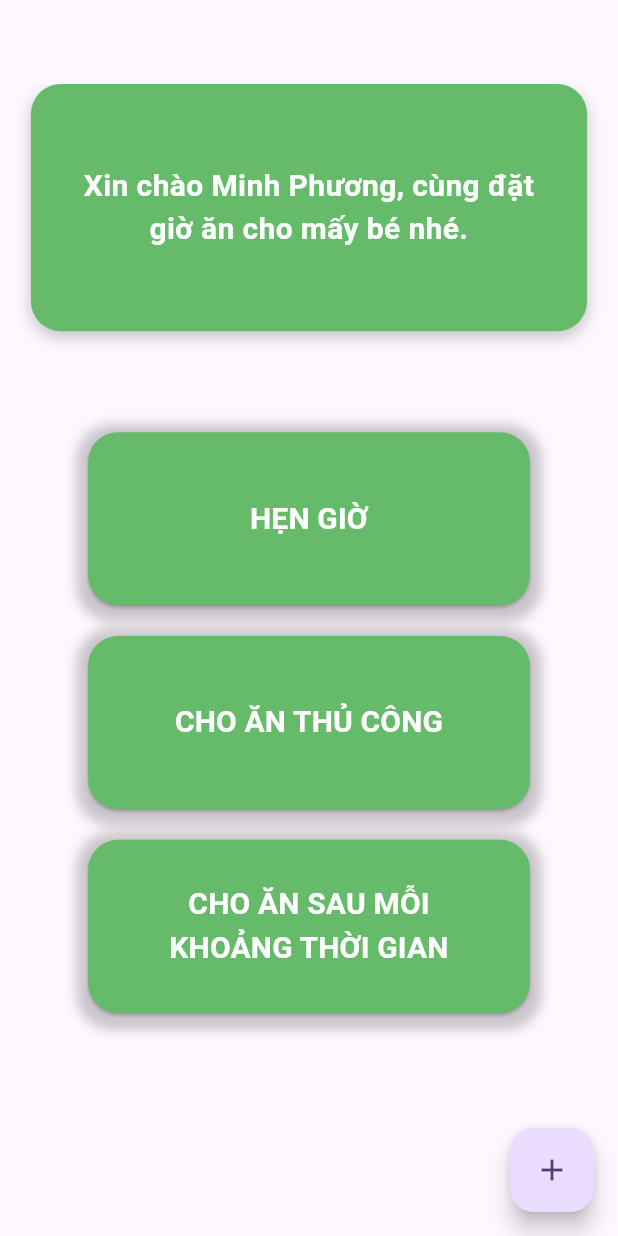
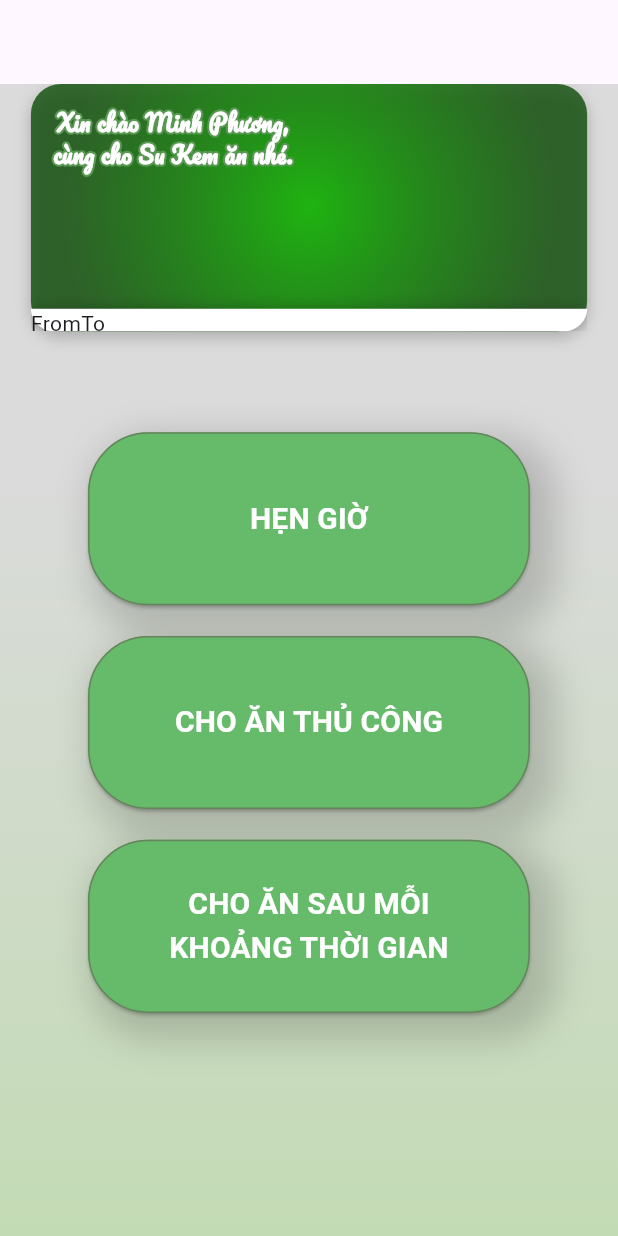
Before and after one commit to phihungggg/Cat-Feeder, a Flutter app: the screen it shows after launch, on a phone screen of 412 x 824 dp. Run offline on Flutter 3.47's test engine with Material 3 defaults, Android fonts, the phone set to English and light mode, and no system bars; drawn by our look-alikes of sliding_up_panel; Roboto replaces fonts that are missing (Faustina).

Commit message:
11 gio 48

```diff
--- a/lib/element_for_main_page/Greenbutton.dart
+++ b/lib/element_for_main_page/Greenbutton.dart
@@ -32,13 +32,14 @@ class Greenbutton extends StatelessWidget {
       child:Container(
   padding: const EdgeInsets.all(8), // khoảng cách ngoài button
   decoration: BoxDecoration(
-    borderRadius: BorderRadius.circular(24),
+    borderRadius: BorderRadius.circular(40),
     boxShadow: [
-      BoxShadow(
-        color: Colors.black.withOpacity(0.2),
-        blurRadius: 6,
-        offset: const Offset(0, 3),
-      ),
+     BoxShadow(
+  color: Colors.black.withValues(alpha: 0.17), // 25%
+  blurRadius: 20, // Blur
+  offset: const Offset(10, 10), // X:0, Y:4
+  spreadRadius: 0, // Spread
+),
     ],
   ),
   child: SizedBox(
@@ -50,7 +51,11 @@ class Greenbutton extends StatelessWidget {
         backgroundColor: Colors.green[400],
        // padding: const EdgeInsets.symmetric(horizontal: 12, vertical: 6),
         shape: RoundedRectangleBorder(
-          borderRadius: BorderRadius.circular(20),
+          borderRadius: BorderRadius.circular(40),
+          side: const BorderSide(
+      color: Color(0xFF65835C), // màu stroke (theo Figma bạn gửi)
+      width: 1, // độ dày stroke
+    ),
         ),
       ),
       child: Text(
--- /dev/null
+++ b/lib/element_for_main_page/Greenbutton_other_components/Sliding_page.dart
@@ -0,0 +1,58 @@
+
+import 'package:flutter/material.dart';
+
+import 'package:sliding_up_panel/sliding_up_panel.dart';
+
+
+
+class SlidingPage extends StatelessWidget {
+  const SlidingPage({super.key,required this.height,required this.width});
+
+
+
+  final double width ;
+
+  final double height;
+
+
+
+  @override
+  Widget build(BuildContext context) {
+    return Container(
+      width:  width,
+      height: height,
+      child: SlidingUpPanel(
+        minHeight:  15.0,
+        maxHeight: height/2,
+        borderRadius: BorderRadius.vertical(bottom: Radius.circular(20)),
+        panel: Column(
+      children: [
+       Row(
+
+
+        children: [
+
+          Text('From'),
+          Text('To'),
+
+        ],
+
+       ),
+
+       Row(
+        children: [
+
+
+
+        ],
+
+       ),
+      ],
+        ),
+        body: Center(
+      child: Text("Xin chào Minh Phương"),
+        ),
+      ),
+    );
+}
+}
--- a/lib/element_for_main_page/Greencard.dart
+++ b/lib/element_for_main_page/Greencard.dart
@@ -1,7 +1,7 @@
 import 'package:flutter/material.dart';
 
 
-
+import 'Greenbutton_other_components/Sliding_page.dart';
 
 // Start: modify input data before put it into widget
 class GreenCard_Input_modified {
@@ -45,11 +45,27 @@ class GreenCard extends StatelessWidget {
   @override
   Widget build(BuildContext context) {
     return Center(
-      child: Container(
+      child: Stack(
+        children: [Container(
+          padding:EdgeInsets.only(left: 15,top:15),
           width: width,
         height: height, // chiều cao
           decoration: BoxDecoration(
-          color: Colors.green[400], // màu xanh
+
+            gradient: RadialGradient(colors: [
+
+
+              Color(0xFF1FB311),
+             Color(0xFF0D4D07).withValues(alpha:0.8),
+            ]
+            ,
+            center: Alignment.center,
+            stops: [0.0,0.1],
+            radius: 10.0,
+            ),
+
+
+            //color: Colors.green[400], // màu xanh
             borderRadius: BorderRadius.circular(20), // bo góc
             boxShadow: [
               BoxShadow(
@@ -59,18 +75,42 @@ class GreenCard extends StatelessWidget {
               ),
             ],
           ),
-        alignment: Alignment.center,
-        child: const Text(
-          "Xin chào Minh Phương, cùng đặt\n"
-          "giờ ăn cho mấy bé nhé.",
+          alignment: Alignment.topLeft,
+          child: Stack(
+          children: [
+            // Stroke (viền)
+            Text(
+        "Xin chào Minh Phương,\n"
+        "cùng cho Su Kem ăn nhé.",
         textAlign: TextAlign.center,
         style: TextStyle(
-            fontSize: 20,
-            color: Colors.white,
+          fontSize: 15,
           fontWeight: FontWeight.w600,
-            fontFamily:  'Faustina'
+          fontFamily: 'Pacifico',
+          foreground: Paint()
+            ..style = PaintingStyle.stroke
+            ..strokeWidth = 3
+            ..color = Color(0xFF599853),
         ),
             ),
+            // Fill (nội dung chữ)
+            Text(
+        "Xin chào Minh Phương,\n"
+        "cùng cho Su Kem ăn nhé.",
+        textAlign: TextAlign.center,
+        style: const TextStyle(
+          fontSize: 15,
+          fontWeight: FontWeight.w600,
+          fontFamily: 'Pacifico',
+          color: Colors.white, // chỉ fill màu
+        ),
+            ),
+          ],
+        ),
+        ),
+
+        SlidingPage(height: height, width: width),
+        ]
       ),
     );
   }
--- a/lib/main.dart
+++ b/lib/main.dart
@@ -68,10 +68,36 @@ class _MyHomePageState extends State<MyHomePage> {
 
 
     return Scaffold(
+
+     // backgroundColor:Color(0xFF65835C) ,
       appBar: AppBar(
 
       ),
-      body: Column(
+      body:
+
+      Container(
+
+
+         //  padding: const EdgeInsets.all(16), // khoảng cách trong
+  //margin: const EdgeInsets.all(12), // khoảng cách ngoài
+  decoration: BoxDecoration(
+    gradient: LinearGradient(colors:
+    [//DBDBDB
+  Color(0xFFDBDBDB),
+  Color(0xFFC3DBB5)
+
+    ],
+    stops: [0.33, 1.0], // 33% đến 100%
+    begin: Alignment.topCenter,
+    end: Alignment.bottomCenter
+    ),
+     // nền Container
+
+
+  ),
+
+
+       child: Column(
         mainAxisAlignment: MainAxisAlignment.start,
         children: [ GreenCard(width: Greencard_input.width_modified,height: Greencard_input.height_modified,)
         ,
@@ -91,11 +117,7 @@ class _MyHomePageState extends State<MyHomePage> {
         ]
 
       ),
-      floatingActionButton: FloatingActionButton(
-        onPressed: _incrementCounter,
-        tooltip: 'Increment',
-        child: const Icon(Icons.add),
-      ), // This trailing comma makes auto-formatting nicer for build methods.
+      )
     );
   }
 }
--- a/pubspec.yaml
+++ b/pubspec.yaml
@@ -30,6 +30,7 @@ environment:
 dependencies:
   flutter:
     sdk: flutter
+  sliding_up_panel: ^2.0.0+1
 
   # The following adds the Cupertino Icons font to your application.
   # Use with the CupertinoIcons class for iOS style icons.
@@ -64,6 +65,9 @@ flutter:
         - asset: assets/fonts/Faustina/Faustina-Regular.ttf
         - asset: assets/fonts/Faustina/Faustina-Bold.ttf
           weight: 700
+    - family: Pacifico
+      fonts:
+        - asset: assets/fonts/Pacifico/Pacifico-Regular.ttf
 
   # To add assets to your application, add an assets section, like this:
   # assets:
```
Also changed, not shown: assets/fonts/Pacifico/Pacifico-Regular.ttf (added), pubspec.lock. Lines whose indentation alone changed are shown as unchanged.
